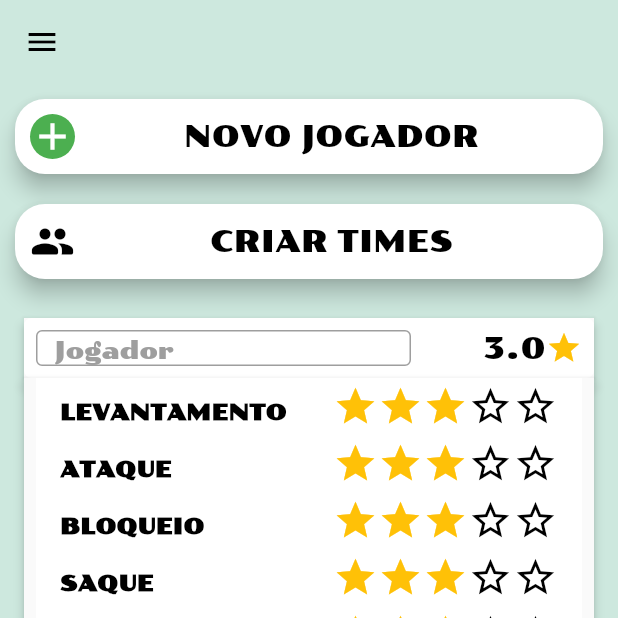
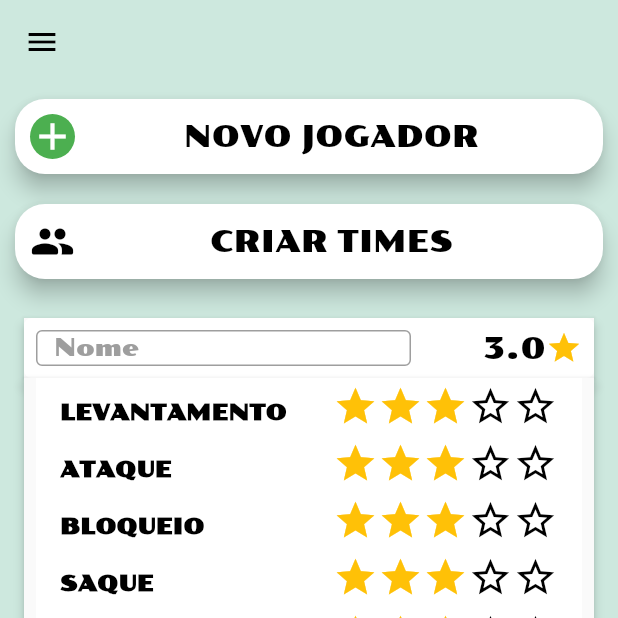
Before and after one commit to felipebma/voleizinho, a Flutter app: the PlayersScreen screen opened by its route, after a tap on "NOVO JOGADOR", on a phone screen of 412 x 824 dp, the top half of it. Run offline on Flutter 3.47's test engine with Material 2 defaults, Android fonts, the phone set to English and light mode, and no system bars; drawn by our look-alikes of flutter_rating_bar; our stand-ins replace objectbox, shared_preferences; accounts and stored records are empty; generated files the repository leaves out were written again.

Commit message:
feat(PlayerCreation/Edit): Players' name cannot be empty

```diff
--- a/lib/components/player_card.dart
+++ b/lib/components/player_card.dart
@@ -35,6 +35,11 @@ class _PlayerCardState extends State<PlayerCard> {
               controller: TextEditingController(text: widget.player.name),
               decoration: const InputDecoration(
                 border: OutlineInputBorder(),
+                labelText: 'Nome',
+                labelStyle: TextStyle(
+                  fontFamily: "poller_one",
+                  color: Colors.grey,
+                ),
               ),
               style: const TextStyle(
                 color: Colors.grey,
--- a/lib/screens/players_screen.dart
+++ b/lib/screens/players_screen.dart
@@ -43,6 +43,18 @@ class _PlayersScreenState extends State<PlayersScreen> {
   void createPlayer(Player player) {
     setState(
       () {
+        if (player.name == null || player.name!.isEmpty) {
+          ScaffoldMessenger.of(context).showSnackBar(
+            SnackBar(
+              backgroundColor: Colors.red[700],
+              content: const Text(
+                "O nome do jogador não pode estar vazio!",
+                style: TextStyle(fontWeight: FontWeight.bold),
+              ),
+            ),
+          );
+          return;
+        }
         editingPlayer(null);
         playerRepository.addPlayer(player);
         refreshPlayers();
@@ -53,6 +65,18 @@ class _PlayersScreenState extends State<PlayersScreen> {
   void editPlayer(int index, Player player) {
     setState(
       () {
+        if (player.name == null || player.name!.isEmpty) {
+          ScaffoldMessenger.of(context).showSnackBar(
+            SnackBar(
+              backgroundColor: Colors.red[700],
+              content: const Text(
+                "O nome do jogador não pode estar vazio!",
+                style: TextStyle(fontWeight: FontWeight.bold),
+              ),
+            ),
+          );
+          return;
+        }
         editingPlayerIndex = null;
         player.id = players[index].id;
         playerRepository.updatePlayer(players[index], player);
@@ -129,7 +153,7 @@ class _PlayersScreenState extends State<PlayersScreen> {
                   Padding(
                     padding: const EdgeInsets.all(16),
                     child: EditPlayerCard(
-                      player: kDefaultPlayer.copyWith(),
+                      player: kDefaultPlayer.copyWith(name: ""),
                       onCancel: () => editingPlayer(null),
                       onSave: (player) => createPlayer(player),
                     ),
```
